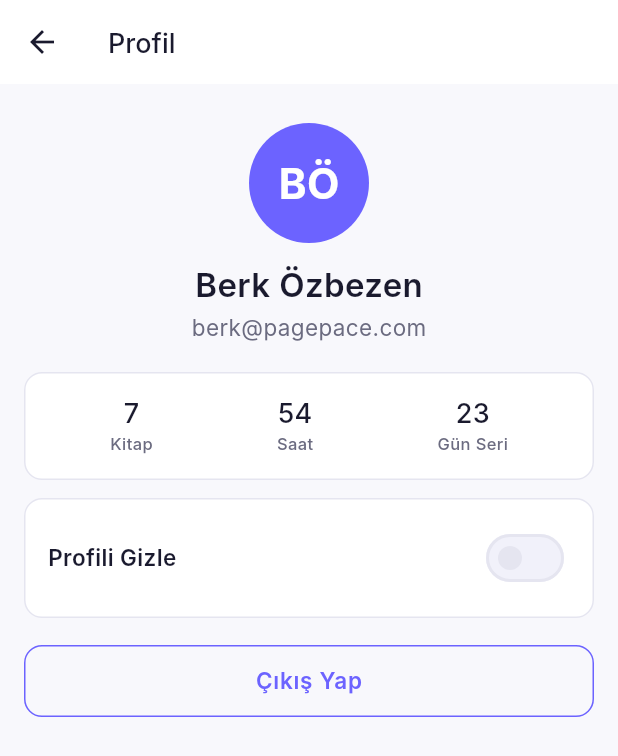
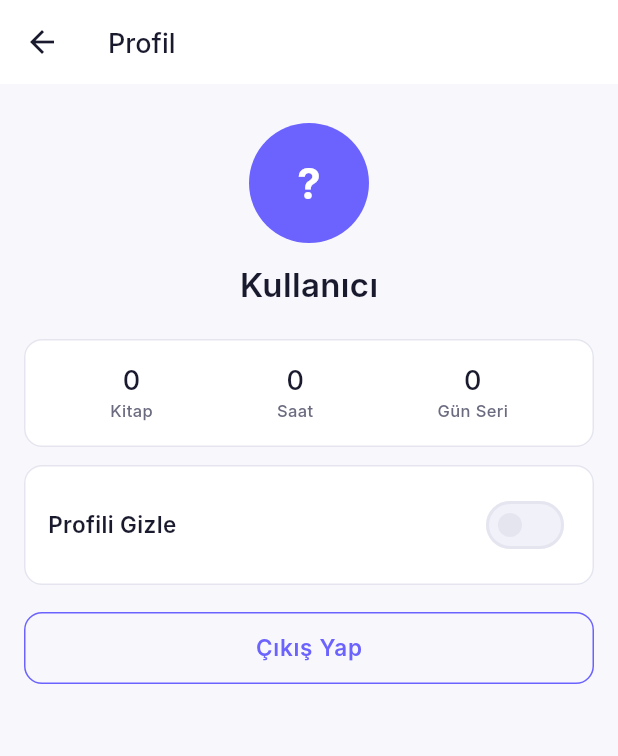
Before and after one commit to BerkOzbezen/PagePace-app, a Flutter app: the screen it shows once a user with an empty profile is signed in, after a tap on the "person" icon, on a phone screen of 412 x 824 dp. Shown: the top 756 px of the screen. Run offline on Flutter 3.47's test engine with Material 3 defaults, Android fonts, the phone set to English and light mode, and no system bars; our stand-ins replace dio, firebase_auth, firebase_core, fl_chart, go_router, google_sign_in; accounts and stored records are empty; network calls fail; Roboto replaces fonts that are missing (Inter).

Commit message:
feat: connect profile and register screens to backend

```diff
--- a/frontend/lib/features/auth/screens/register_screen.dart
+++ b/frontend/lib/features/auth/screens/register_screen.dart
@@ -2,7 +2,6 @@ import 'package:firebase_auth/firebase_auth.dart';
 import 'package:flutter/material.dart';
 import 'package:go_router/go_router.dart';
 
-import '../../../core/services/auth_service.dart';
 import '../../../core/theme/app_text_styles.dart';
 import '../../../shared/widgets/pp_button.dart';
 import '../../../shared/widgets/pp_card.dart';
@@ -16,7 +15,6 @@ class RegisterScreen extends StatefulWidget {
 }
 
 class _RegisterScreenState extends State<RegisterScreen> {
-  final _authService = AuthService();
   final _nameController = TextEditingController();
   final _emailController = TextEditingController();
   final _passwordController = TextEditingController();
@@ -38,13 +36,6 @@ class _RegisterScreenState extends State<RegisterScreen> {
     _passwordController.dispose();
     _password2Controller.dispose();
     super.dispose();
-  }
-
-  void _showError(String message) {
-    if (!mounted) return;
-    ScaffoldMessenger.of(context).showSnackBar(
-      SnackBar(content: Text(message)),
-    );
   }
 
   Future<void> _register() async {
@@ -69,19 +60,23 @@ class _RegisterScreenState extends State<RegisterScreen> {
     }
 
     setState(() => _loading = true);
+    final messenger = ScaffoldMessenger.of(context);
+    final router = GoRouter.of(context);
     try {
-      final credential = await _authService.register(email, p1);
+      final credential = await FirebaseAuth.instance.createUserWithEmailAndPassword(
+        email: _emailController.text.trim(),
+        password: _passwordController.text.trim(),
+      );
       if (name.isNotEmpty) {
         await credential.user?.updateDisplayName(name);
       }
-      await credential.user?.reload();
-      debugPrint('Register complete, current user: ${credential.user?.email}');
       if (!mounted) return;
-      context.go('/books');
+      router.go('/books');
     } on FirebaseAuthException catch (e) {
-      _showError(_authService.firebaseErrorMessage(e));
-    } catch (_) {
-      _showError('Kayıt oluşturulamadı');
+      if (!mounted) return;
+      messenger.showSnackBar(
+        SnackBar(content: Text(e.message ?? 'Kayıt başarısız')),
+      );
     } finally {
       if (mounted) setState(() => _loading = false);
     }
--- a/frontend/lib/features/profile/screens/profile_screen.dart
+++ b/frontend/lib/features/profile/screens/profile_screen.dart
@@ -2,6 +2,7 @@ import 'package:firebase_auth/firebase_auth.dart';
 import 'package:flutter/material.dart';
 import 'package:go_router/go_router.dart';
 
+import '../../../core/services/api_service.dart';
 import '../../../core/theme/app_colors.dart';
 import '../../../core/theme/app_text_styles.dart';
 import '../../../shared/widgets/pp_button.dart';
@@ -15,7 +16,84 @@ class ProfileScreen extends StatefulWidget {
 }
 
 class _ProfileScreenState extends State<ProfileScreen> {
+  final _api = ApiService();
+
+  bool _loading = true;
   bool _hidden = false;
+  String _displayName = '';
+  String _email = '';
+  String _initials = '?';
+  int _totalBooks = 0;
+  int _totalHours = 0;
+  int _currentStreak = 0;
+
+  @override
+  void initState() {
+    super.initState();
+    _loadProfile();
+  }
+
+  Future<void> _loadProfile() async {
+    final user = FirebaseAuth.instance.currentUser;
+    final displayName = user?.displayName;
+    final email = user?.email ?? '';
+
+    var totalBooks = 0;
+    var totalHours = 0;
+    var currentStreak = 0;
+
+    try {
+      final yearly = await _api.getYearlyStats();
+      totalBooks = _readInt(yearly['total_books']);
+      totalHours = _readDouble(yearly['total_hours']).round();
+    } catch (_) {}
+
+    try {
+      final streak = await _api.getStreakStats();
+      currentStreak = _readInt(streak['current_streak']);
+    } catch (_) {}
+
+    if (!mounted) return;
+    setState(() {
+      _displayName = displayName ?? '';
+      _email = email;
+      _initials = _initialsFrom(displayName, email);
+      _totalBooks = totalBooks;
+      _totalHours = totalHours;
+      _currentStreak = currentStreak;
+      _loading = false;
+    });
+  }
+
+  int _readInt(dynamic value) {
+    if (value is int) return value;
+    if (value is num) return value.toInt();
+    return 0;
+  }
+
+  double _readDouble(dynamic value) {
+    if (value is double) return value;
+    if (value is num) return value.toDouble();
+    return 0;
+  }
+
+  String _initialsFrom(String? displayName, String email) {
+    if (displayName != null && displayName.trim().isNotEmpty) {
+      final parts = displayName.trim().split(RegExp(r'\s+'));
+      if (parts.length >= 2) {
+        return '${parts.first[0]}${parts[1][0]}'.toUpperCase();
+      }
+      return parts.first[0].toUpperCase();
+    }
+    if (email.isNotEmpty) return email[0].toUpperCase();
+    return '?';
+  }
+
+  String get _nameLabel {
+    if (_displayName.trim().isNotEmpty) return _displayName;
+    if (_email.isNotEmpty) return _email.split('@').first;
+    return 'Kullanıcı';
+  }
 
   @override
   Widget build(BuildContext context) {
@@ -30,7 +108,9 @@ class _ProfileScreenState extends State<ProfileScreen> {
           onPressed: () => context.go('/books'),
         ),
       ),
-      body: ListView(
+      body: _loading
+          ? const Center(child: CircularProgressIndicator())
+          : ListView(
               padding: const EdgeInsets.all(16),
               children: [
                 Center(
@@ -46,7 +126,7 @@ class _ProfileScreenState extends State<ProfileScreen> {
                         ),
                         alignment: Alignment.center,
                         child: Text(
-                    'BÖ',
+                          _initials,
                           style: AppTextStyles.h2.copyWith(
                             fontSize: 28,
                             fontWeight: FontWeight.w700,
@@ -55,9 +135,16 @@ class _ProfileScreenState extends State<ProfileScreen> {
                         ),
                       ),
                       const SizedBox(height: 14),
-                Text('Berk Özbezen', style: AppTextStyles.h2.copyWith(color: scheme.onSurface)),
+                      Text(
+                        _nameLabel,
+                        style: AppTextStyles.h2.copyWith(color: scheme.onSurface),
+                      ),
                       const SizedBox(height: 4),
-                Text('berk@pagepace.com', style: AppTextStyles.body.copyWith(color: AppColors.textSecondary)),
+                      if (_email.isNotEmpty)
+                        Text(
+                          _email,
+                          style: AppTextStyles.body.copyWith(color: AppColors.textSecondary),
+                        ),
                     ],
                   ),
                 ),
@@ -66,9 +153,9 @@ class _ProfileScreenState extends State<ProfileScreen> {
                   child: Row(
                     mainAxisAlignment: MainAxisAlignment.spaceAround,
                     children: [
-                _StatChip(value: '7', label: 'Kitap'),
-                _StatChip(value: '54', label: 'Saat'),
-                _StatChip(value: '23', label: 'Gün Seri'),
+                      _StatChip(value: '$_totalBooks', label: 'Kitap'),
+                      _StatChip(value: '$_totalHours', label: 'Saat'),
+                      _StatChip(value: '$_currentStreak', label: 'Gün Seri'),
                     ],
                   ),
                 ),
@@ -77,7 +164,13 @@ class _ProfileScreenState extends State<ProfileScreen> {
                   child: Row(
                     children: [
                       Expanded(
-                  child: Text('Profili Gizle', style: AppTextStyles.body.copyWith(color: scheme.onSurface, fontWeight: FontWeight.w600)),
+                        child: Text(
+                          'Profili Gizle',
+                          style: AppTextStyles.body.copyWith(
+                            color: scheme.onSurface,
+                            fontWeight: FontWeight.w600,
+                          ),
+                        ),
                       ),
                       Switch(
                         value: _hidden,
```
Lines whose indentation alone changed are shown as unchanged.
